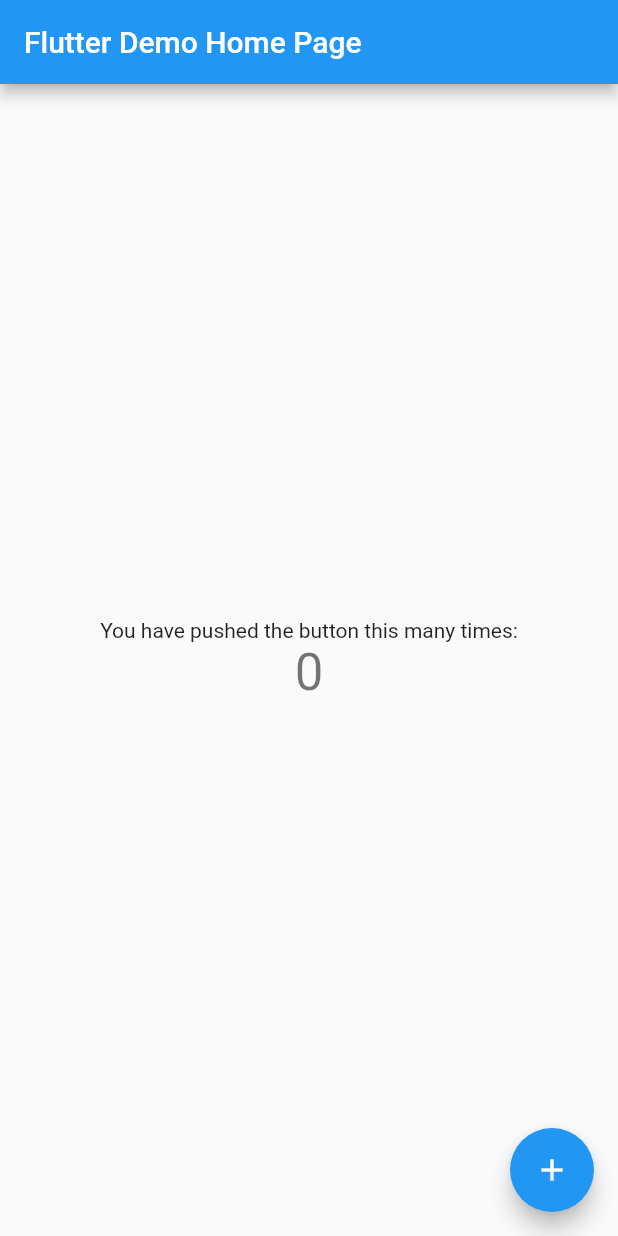
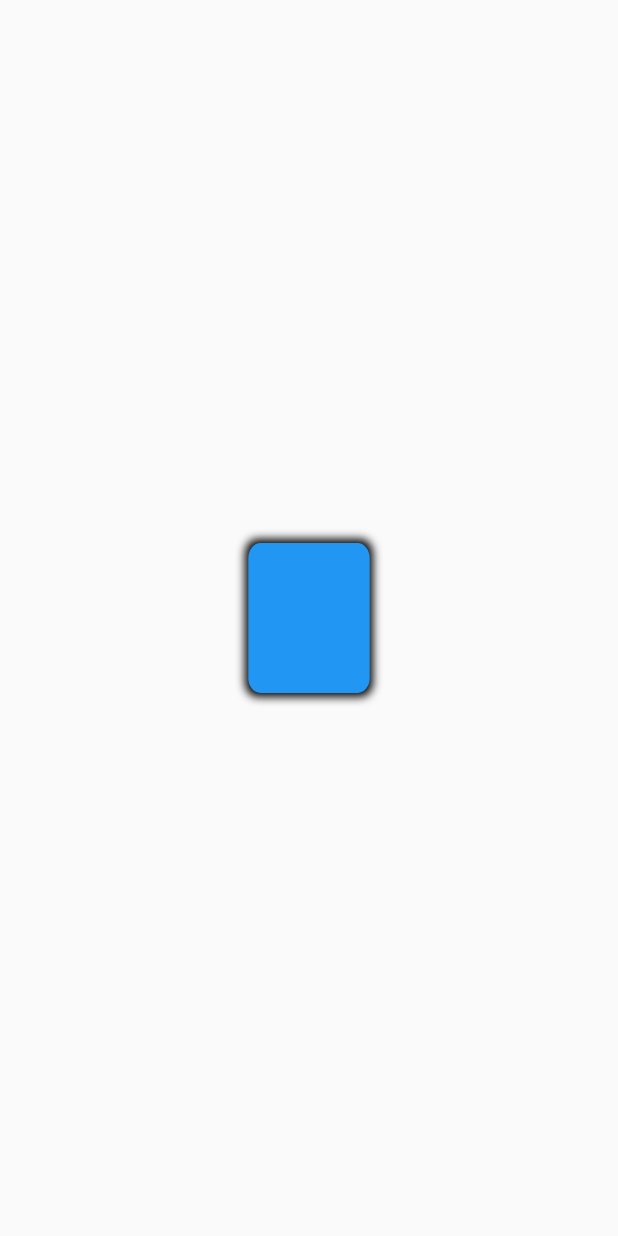
Before and after one commit to MukulKrSingh/flutter_animations, a Flutter app: the screen it shows after launch, on a phone screen of 412 x 824 dp. Run offline on Flutter 3.47's test engine with Material 2 defaults, Android fonts, the phone set to English and light mode, and no system bars.

Commit message:
Square is  rotating around Y-AXis

```diff
--- a/lib/main.dart
+++ b/lib/main.dart
@@ -1,4 +1,6 @@
 import 'package:flutter/material.dart';
+
+import 'dart:math' show pi;
 
 void main() {
   runApp(const MyApp());
@@ -48,69 +50,59 @@
   State<MyHomePage> createState() => _MyHomePageState();
 }
 
-class _MyHomePageState extends State<MyHomePage> {
-  int _counter = 0;
+class _MyHomePageState extends State<MyHomePage>
+    with SingleTickerProviderStateMixin {
+  late AnimationController _animationController;
+  late Animation<double> _animation;
 
-  void _incrementCounter() {
-    setState(() {
-      // This call to setState tells the Flutter framework that something has
-      // changed in this State, which causes it to rerun the build method below
-      // so that the display can reflect the updated values. If we changed
-      // _counter without calling setState(), then the build method would not be
-      // called again, and so nothing would appear to happen.
-      _counter++;
-    });
+  @override
+  void initState() {
+    super.initState();
+    _animationController = AnimationController(
+      vsync: this,
+      duration: const Duration(seconds: 2),
+    );
+    _animation = Tween(begin: 0.0, end: 2 * pi).animate(_animationController);
+    _animationController.repeat();
+
+  }
+
+  @override
+  void dispose() {
+    _animationController.dispose();
+    super.dispose();
   }
 
   @override
   Widget build(BuildContext context) {
-    // This method is rerun every time setState is called, for instance as done
-    // by the _incrementCounter method above.
-    //
-    // The Flutter framework has been optimized to make rerunning build methods
-    // fast, so that you can just rebuild anything that needs updating rather
-    // than having to individually change instances of widgets.
     return Scaffold(
-      appBar: AppBar(
-        // Here we take the value from the MyHomePage object that was created by
-        // the App.build method, and use it to set our appbar title.
-        title: Text(widget.title),
-      ),
       body: Center(
-        // Center is a layout widget. It takes a single child and positions it
-        // in the middle of the parent.
-        child: Column(
-          // Column is also a layout widget. It takes a list of children and
-          // arranges them vertically. By default, it sizes itself to fit its
-          // children horizontally, and tries to be as tall as its parent.
-          //
-          // Invoke "debug painting" (press "p" in the console, choose the
-          // "Toggle Debug Paint" action from the Flutter Inspector in Android
-          // Studio, or the "Toggle Debug Paint" command in Visual Studio Code)
-          // to see the wireframe for each widget.
-          //
-          // Column has various properties to control how it sizes itself and
-          // how it positions its children. Here we use mainAxisAlignment to
-          // center the children vertically; the main axis here is the vertical
-          // axis because Columns are vertical (the cross axis would be
-          // horizontal).
-          mainAxisAlignment: MainAxisAlignment.center,
-          children: <Widget>[
-            const Text(
-              'You have pushed the button this many times:',
-            ),
-            Text(
-              '$_counter',
-              style: Theme.of(context).textTheme.headlineMedium,
-            ),
-          ],
+        child: AnimatedBuilder(
+          animation: _animationController,
+          builder: (context, child) {
+            return Transform(
+              alignment: Alignment.center,
+              transform: Matrix4.rotationY(_animation.value),
+
+              child: Container(
+                height: 100,
+                width: 100,
+                decoration:  BoxDecoration(
+                  borderRadius: BorderRadius.circular(10),
+                  color: Colors.blue,
+                  boxShadow: const [
+                    BoxShadow(
+                      blurRadius: 5,
+                      spreadRadius: 2.3,
+                      color: Colors.black,
+                    ),
+                  ],
+                ),
+              ),
+            );
+          },
         ),
       ),
-      floatingActionButton: FloatingActionButton(
-        onPressed: _incrementCounter,
-        tooltip: 'Increment',
-        child: const Icon(Icons.add),
-      ), // This trailing comma makes auto-formatting nicer for build methods.
     );
   }
 }
```
